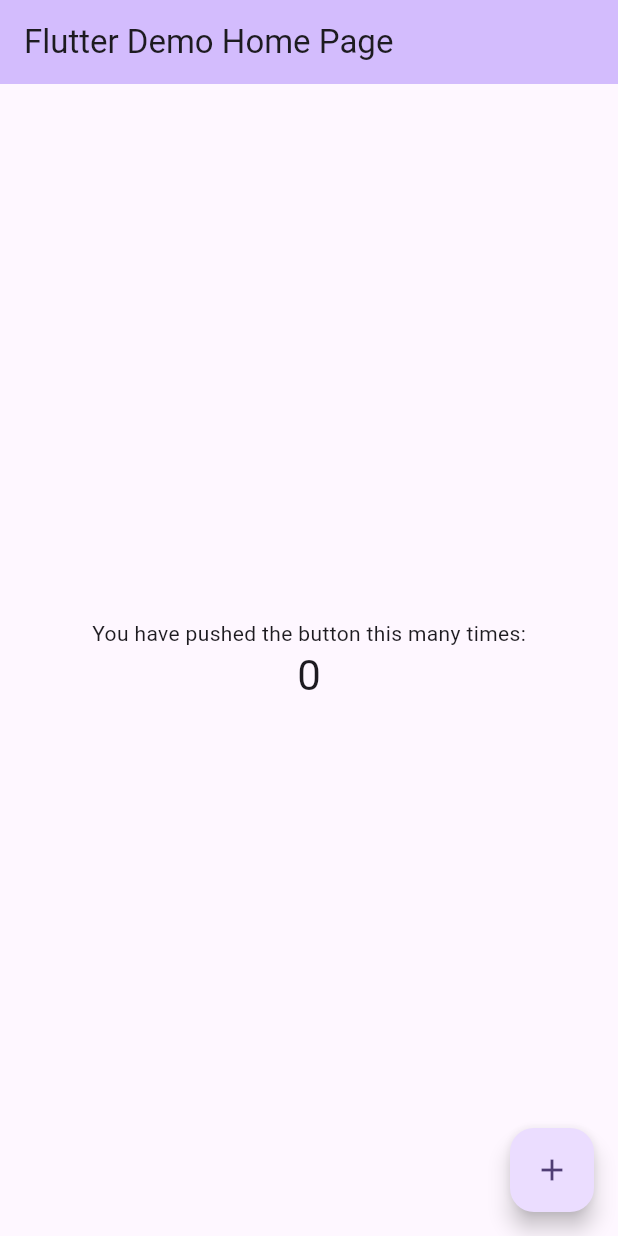
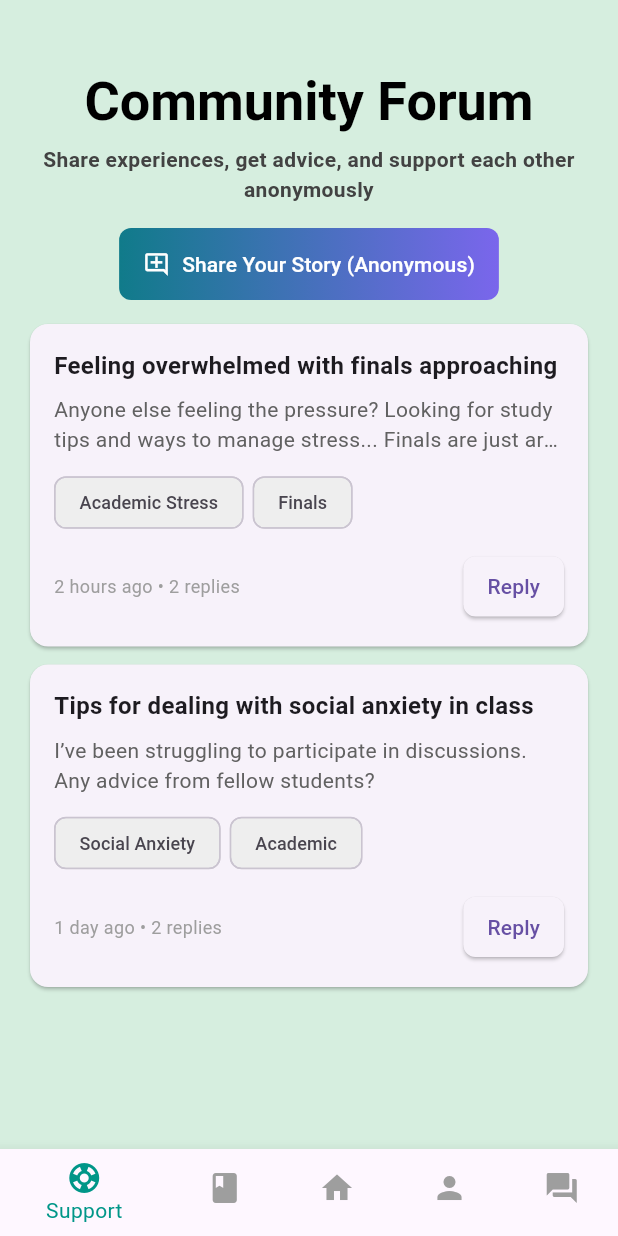
Before and after one commit to Mushy07/Here4U, a Flutter app: the screen it shows after launch, on a phone screen of 412 x 824 dp. Run offline on Flutter 3.47's test engine with Material 3 defaults, Android fonts, the phone set to English and light mode, and no system bars.

Commit message:
[Add] Community Forum Feature
Community Forum feature with comment and share story functions

```diff
--- /dev/null
+++ b/lib/core/widgets/custom_app_bar.widget.dart
@@ -0,0 +1,23 @@
+import 'package:flutter/material.dart';
+
+class CustomAppBar extends StatelessWidget implements PreferredSizeWidget {
+  final String title;
+
+  const CustomAppBar({required this.title, super.key});
+
+  @override
+  Widget build(BuildContext context) {
+    return AppBar(
+      backgroundColor: Colors.transparent,
+      elevation: 0,
+      centerTitle: true,
+      title: Text(
+        title,
+        style: TextStyle(color: Colors.black, fontWeight: FontWeight.bold, fontSize: 36),
+      ),
+    );
+  }
+
+  @override
+  Size get preferredSize => Size.fromHeight(kToolbarHeight);
+}
--- /dev/null
+++ b/lib/data/dummy_data.dart
@@ -0,0 +1,39 @@
+import '../models/post.model.dart';
+
+final List<Post> dummyPosts = [
+  Post(
+    title: "Feeling overwhelmed with finals approaching",
+    description:
+    "Anyone else feeling the pressure? Looking for study tips and ways to manage stress... Finals are just around the corner, and honestly, it feels like everything is piling up at once—assignments, revision, group projects, and the constant worry about grades. I’m finding it hard to focus because my mind keeps jumping from one task to another, and sometimes I just end up doing nothing at all. I know I’m not the only one going through this, but it feels really isolating at times. How do you all manage to stay calm and keep your productivity up when it feels like there aren’t enough hours in the day?",
+    tags: ["Academic Stress", "Finals"],
+    time: "2 hours ago",
+    replies: 2,
+    comments: [
+      Comment(
+        content: "You’re not alone! Try making a schedule.",
+        time: "1 hour ago",
+        tags: ["Good Listener"], // ✅ shows beside Anonymous
+      ),
+      Comment(
+        content: "Take breaks and don’t overwork yourself.",
+        time: "30 mins ago",
+      ),
+    ],
+  ),
+  Post(
+    title: "Tips for dealing with social anxiety in class",
+    description:
+    "I’ve been struggling to participate in discussions. Any advice from fellow students?",
+    tags: ["Social Anxiety", "Academic"],
+    time: "1 day ago",
+    replies: 2,
+    comments: [
+      Comment(content: "Start by speaking up once per class.", time: "22 hours ago"),
+      Comment(
+        content: "Practice with friends first.",
+        time: "20 hours ago",
+        tags: ["Good Listener"], // ✅ example with tag
+      ),
+    ],
+  ),
+];
--- a/lib/main.dart
+++ b/lib/main.dart
@@ -1,4 +1,5 @@
 import 'package:flutter/material.dart';
+import 'presentation/community_forum/community_forum.screen.dart';
 
 void main() {
   runApp(const MyApp());
@@ -7,116 +8,12 @@ void main() {
 class MyApp extends StatelessWidget {
   const MyApp({super.key});
 
-  // This widget is the root of your application.
   @override
   Widget build(BuildContext context) {
     return MaterialApp(
-      title: 'Flutter Demo',
-      theme: ThemeData(
-        // This is the theme of your application.
-        //
-        // TRY THIS: Try running your application with "flutter run". You'll see
-        // the application has a purple toolbar. Then, without quitting the app,
-        // try changing the seedColor in the colorScheme below to Colors.green
-        // and then invoke "hot reload" (save your changes or press the "hot
-        // reload" button in a Flutter-supported IDE, or press "r" if you used
-        // the command line to start the app).
-        //
-        // Notice that the counter didn't reset back to zero; the application
-        // state is not lost during the reload. To reset the state, use hot
-        // restart instead.
-        //
-        // This works for code too, not just values: Most code changes can be
-        // tested with just a hot reload.
-        colorScheme: ColorScheme.fromSeed(seedColor: Colors.deepPurple),
-      ),
-      home: const MyHomePage(title: 'Flutter Demo Home Page'),
+      debugShowCheckedModeBanner: false,
+      title: 'Community Forum Test',
+      home: const CommunityForumScreen(),
     );
   }
 }
-
-class MyHomePage extends StatefulWidget {
-  const MyHomePage({super.key, required this.title});
-
-  // This widget is the home page of your application. It is stateful, meaning
-  // that it has a State object (defined below) that contains fields that affect
-  // how it looks.
-
-  // This class is the configuration for the state. It holds the values (in this
-  // case the title) provided by the parent (in this case the App widget) and
-  // used by the build method of the State. Fields in a Widget subclass are
-  // always marked "final".
-
-  final String title;
-
-  @override
-  State<MyHomePage> createState() => _MyHomePageState();
-}
-
-class _MyHomePageState extends State<MyHomePage> {
-  int _counter = 0;
-
-  void _incrementCounter() {
-    setState(() {
-      // This call to setState tells the Flutter framework that something has
-      // changed in this State, which causes it to rerun the build method below
-      // so that the display can reflect the updated values. If we changed
-      // _counter without calling setState(), then the build method would not be
-      // called again, and so nothing would appear to happen.
-      _counter++;
-    });
-  }
-
-  @override
-  Widget build(BuildContext context) {
-    // This method is rerun every time setState is called, for instance as done
-    // by the _incrementCounter method above.
-    //
-    // The Flutter framework has been optimized to make rerunning build methods
-    // fast, so that you can just rebuild anything that needs updating rather
-    // than having to individually change instances of widgets.
-    return Scaffold(
-      appBar: AppBar(
-        // TRY THIS: Try changing the color here to a specific color (to
-        // Colors.amber, perhaps?) and trigger a hot reload to see the AppBar
-        // change color while the other colors stay the same.
-        backgroundColor: Theme.of(context).colorScheme.inversePrimary,
-        // Here we take the value from the MyHomePage object that was created by
-        // the App.build method, and use it to set our appbar title.
-        title: Text(widget.title),
-      ),
-      body: Center(
-        // Center is a layout widget. It takes a single child and positions it
-        // in the middle of the parent.
-        child: Column(
-          // Column is also a layout widget. It takes a list of children and
-          // arranges them vertically. By default, it sizes itself to fit its
-          // children horizontally, and tries to be as tall as its parent.
-          //
-          // Column has various properties to control how it sizes itself and
-          // how it positions its children. Here we use mainAxisAlignment to
-          // center the children vertically; the main axis here is the vertical
-          // axis because Columns are vertical (the cross axis would be
-          // horizontal).
-          //
-          // TRY THIS: Invoke "debug painting" (choose the "Toggle Debug Paint"
-          // action in the IDE, or press "p" in the console), to see the
-          // wireframe for each widget.
-          mainAxisAlignment: MainAxisAlignment.center,
-          children: <Widget>[
-            const Text('You have pushed the button this many times:'),
-            Text(
-              '$_counter',
-              style: Theme.of(context).textTheme.headlineMedium,
-            ),
-          ],
-        ),
-      ),
-      floatingActionButton: FloatingActionButton(
-        onPressed: _incrementCounter,
-        tooltip: 'Increment',
-        child: const Icon(Icons.add),
-      ), // This trailing comma makes auto-formatting nicer for build methods.
-    );
-  }
-}
--- /dev/null
+++ b/lib/models/post.model.dart
@@ -0,0 +1,30 @@
+class Post {
+  final String title;
+  final String description;
+  final List<String> tags;       // always non-null at runtime
+  final String time;
+  final int replies;
+  final List<Comment> comments;  // always non-null at runtime
+
+  Post({
+    required this.title,
+    required this.description,
+    List<String>? tags,          // accept nullable
+    required this.time,
+    required this.replies,
+    List<Comment>? comments,     // accept nullable
+  })  : tags = tags ?? const [],
+        comments = comments ?? const [];
+}
+
+class Comment {
+  final String content;
+  final String time;
+  final List<String> tags;       // e.g., ["Good Listener"]
+
+  Comment({
+    required this.content,
+    required this.time,
+    List<String>? tags,          // accept nullable
+  }) : tags = tags ?? const [];
+}
--- /dev/null
+++ b/lib/presentation/community_forum/community_forum.screen.dart
@@ -0,0 +1,83 @@
+import 'package:flutter/material.dart';
+import '../../core/widgets/custom_app_bar.widget.dart';
+import '../../data/dummy_data.dart';
+import '../../models/post.model.dart';
+import 'widgets/post_card.widget.dart';
+import 'widgets/share_story_button.widget.dart';
+import 'widgets/share_story_dialog.widget.dart';
+import 'post_details.screen.dart';
+
+class CommunityForumScreen extends StatelessWidget {
+  const CommunityForumScreen({super.key});
+
+  void _showShareDialog(BuildContext context) {
+    showDialog(
+      context: context,
+      builder: (context) => const ShareStoryDialog(),
+    );
+  }
+
+  void _openPostDetails(BuildContext context, Post post) {
+    Navigator.push(
+      context,
+      MaterialPageRoute(builder: (_) => PostDetailsScreen(post: post)),
+    );
+  }
+
+  @override
+  Widget build(BuildContext context) {
+    return Scaffold(
+      backgroundColor: const Color(0xFFD6EEDF),
+      appBar: PreferredSize(
+        preferredSize: const Size.fromHeight(kToolbarHeight + 40),
+        child: Column(
+          children: const [
+            SizedBox(height: 40),
+            CustomAppBar(title: 'Community Forum'),
+          ],
+        ),
+      ),
+      body: Padding(
+        padding: const EdgeInsets.symmetric(horizontal: 20),
+        child: Column(
+          children: [
+            Text(
+              'Share experiences, get advice, and support each other anonymously',
+              textAlign: TextAlign.center,
+              style: TextStyle(
+                fontSize: 14,
+                color: Colors.grey[800],
+                fontWeight: FontWeight.bold,
+              ),
+            ),
+            const SizedBox(height: 16),
+            ShareStoryButton(
+              onPressed: () => _showShareDialog(context),
+            ),
+            const SizedBox(height: 16),
+            Expanded(
+              child: ListView.builder(
+                itemCount: dummyPosts.length,
+                itemBuilder: (context, index) => PostCard(
+                  post: dummyPosts[index],
+                  onTap: () => _openPostDetails(context, dummyPosts[index]),
+                ),
+              ),
+            ),
+          ],
+        ),
+      ),
+      bottomNavigationBar: BottomNavigationBar(
+        selectedItemColor: Colors.teal,
+        unselectedItemColor: Colors.grey,
+        items: const [
+          BottomNavigationBarItem(icon: Icon(Icons.support), label: 'Support'),
+          BottomNavigationBarItem(icon: Icon(Icons.book), label: 'Diary'),
+          BottomNavigationBarItem(icon: Icon(Icons.home), label: 'Home'),
+          BottomNavigationBarItem(icon: Icon(Icons.person), label: 'Profile'),
+          BottomNavigationBarItem(icon: Icon(Icons.forum), label: 'Forum'),
+        ],
+      ),
+    );
+  }
+}
--- /dev/null
+++ b/lib/presentation/community_forum/widgets/post_card.widget.dart
@@ -0,0 +1,67 @@
+import 'package:flutter/material.dart';
+import '../../../models/post.model.dart';
+
+class PostCard extends StatelessWidget {
+  final Post post;
+  final VoidCallback? onTap;
+
+  const PostCard({super.key, required this.post, this.onTap});
+
+  @override
+  Widget build(BuildContext context) {
+    return GestureDetector(
+      onTap: onTap,
+      child: Card(
+        margin: const EdgeInsets.only(bottom: 12),
+        shape: RoundedRectangleBorder(borderRadius: BorderRadius.circular(12)),
+        child: Padding(
+          padding: const EdgeInsets.all(16),
+          child: Column(
+            crossAxisAlignment: CrossAxisAlignment.start,
+            children: [
+              Text(
+                post.title,
+                style: const TextStyle(fontWeight: FontWeight.bold, fontSize: 16),
+              ),
+              const SizedBox(height: 8),
+              Text(
+                post.description,
+                style: TextStyle(fontSize: 14, color: Colors.grey[700]),
+                maxLines: 2,
+                overflow: TextOverflow.ellipsis,
+              ),
+              const SizedBox(height: 8),
+              Wrap(
+                spacing: 6,
+                children: post.tags
+                    .map((tag) => Chip(
+                  label: Text(tag, style: const TextStyle(fontSize: 12)),
+                  backgroundColor: Colors.grey[200],
+                ))
+                    .toList(),
+              ),
+              const SizedBox(height: 8),
+              Row(
+                mainAxisAlignment: MainAxisAlignment.spaceBetween,
+                children: [
+                  Text('${post.time} • ${post.replies} replies',
+                      style: TextStyle(fontSize: 12, color: Colors.grey[500])),
+                  ElevatedButton(
+                    onPressed: () {},
+                    child: const Text('Reply'),
+                    style: ElevatedButton.styleFrom(
+                      shape: RoundedRectangleBorder(
+                          borderRadius: BorderRadius.circular(8)),
+                      padding:
+                      const EdgeInsets.symmetric(horizontal: 16, vertical: 8),
+                    ),
+                  ),
+                ],
+              ),
+            ],
+          ),
+        ),
+      ),
+    );
+  }
+}
--- /dev/null
+++ b/lib/presentation/community_forum/widgets/share_story_button.widget.dart
@@ -0,0 +1,35 @@
+import 'package:flutter/material.dart';
+
+class ShareStoryButton extends StatelessWidget {
+  final VoidCallback onPressed;
+
+  const ShareStoryButton({required this.onPressed, super.key});
+
+  @override
+  Widget build(BuildContext context) {
+    return Container(
+      decoration: BoxDecoration(
+        gradient: const LinearGradient(
+          colors: [Color(0xFF107B8A), Color(0xFF7A66EC)],
+          begin: Alignment.centerLeft,
+          end: Alignment.centerRight,
+        ),
+        borderRadius: BorderRadius.circular(8),
+      ),
+      child: ElevatedButton.icon(
+        onPressed: onPressed,
+        icon: const Icon(Icons.add_comment_outlined, color: Colors.white),
+        label: const Text(
+          "Share Your Story (Anonymous)",
+          style: TextStyle(color: Colors.white),
+        ),
+        style: ElevatedButton.styleFrom(
+          backgroundColor: Colors.transparent, // Make button background transparent
+          shadowColor: Colors.transparent, // Remove shadow to show gradient cleanly
+          padding: const EdgeInsets.symmetric(horizontal: 16, vertical: 12),
+          shape: RoundedRectangleBorder(borderRadius: BorderRadius.circular(8)),
+        ),
+      ),
+    );
+  }
+}
```
Also changed, not shown: lib/presentation/community_forum/post_details.screen.dart (added, +218 -0 lines), lib/presentation/community_forum/widgets/share_story_dialog.widget.dart (added, +69 -0 lines).
